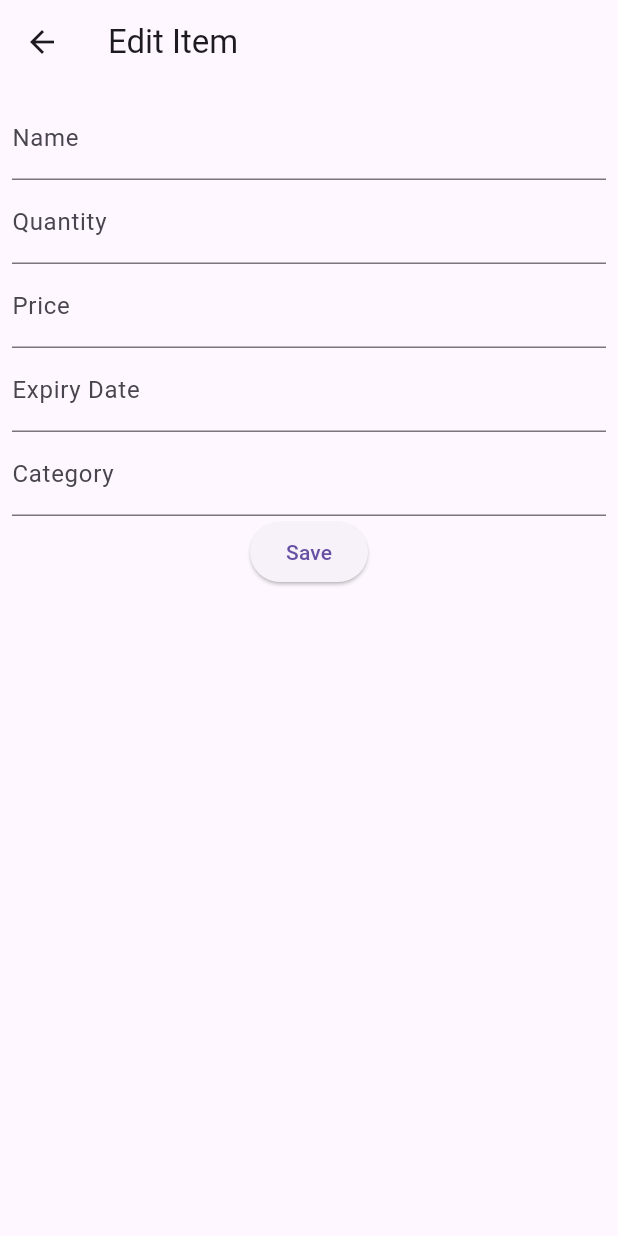
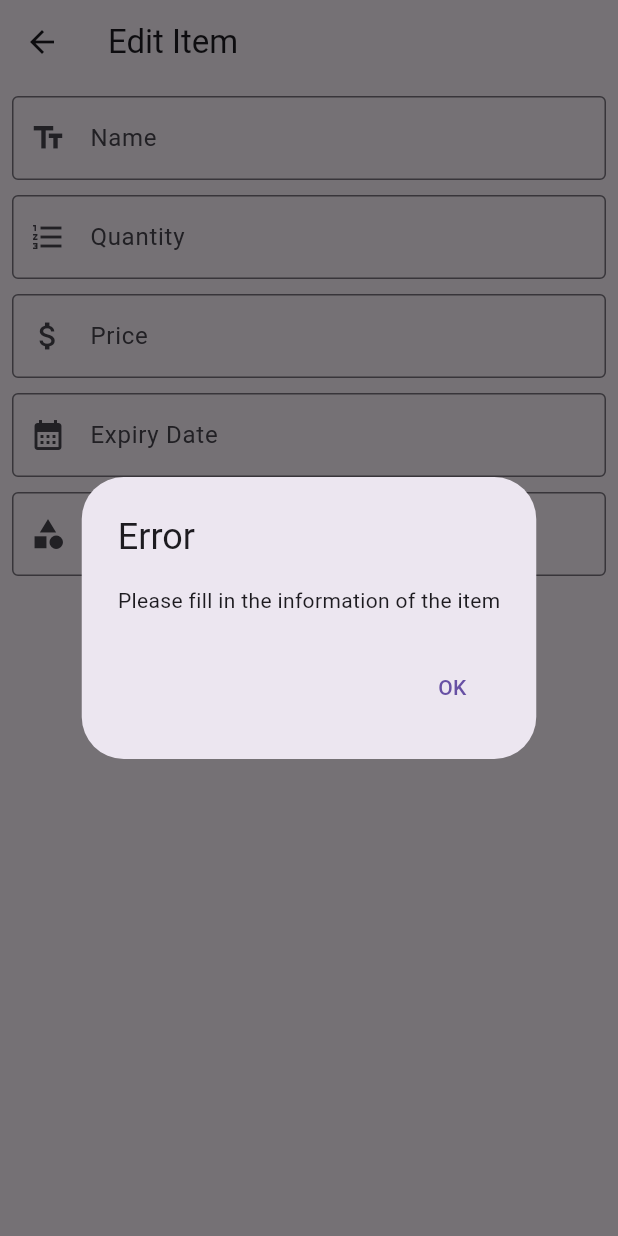
Before and after one commit to HarleyGotardo/SquareMind, a Flutter app: the EditItemPage screen opened directly with empty values, after a tap on "Save", on a phone screen of 412 x 824 dp. Run offline on Flutter 3.47's test engine with Material 3 defaults, Android fonts, the light colour scheme and no system bars; our stand-ins replace sqflite; accounts and stored records are empty.

Commit message:
Improved text field ui in edit item feature, and added constraints.

```diff
--- a/lib/screens/edit_item.dart
+++ b/lib/screens/edit_item.dart
@@ -1,5 +1,7 @@
 import 'package:android_mims_development/services/item_database_helper.dart';
 import 'package:flutter/material.dart';
+import 'package:flutter/services.dart';
+import 'package:intl/intl.dart';
 
 class EditItemPage extends StatefulWidget {
   final Map<String, dynamic> item;
@@ -47,29 +49,127 @@ class _EditItemPageState extends State<EditItemPage> {
         padding: const EdgeInsets.all(8.0),
         child: Column(
           children: <Widget>[
-            TextField(
+            TextFormField(
               controller: nameController,
-              decoration: const InputDecoration(labelText: 'Name'),
+              decoration: const InputDecoration(
+                labelText: 'Name',
+                border: OutlineInputBorder(),
+                prefixIcon: Icon(Icons.text_fields),
+              ),
             ),
-            TextField(
+            const SizedBox(height: 10),
+            TextFormField(
               controller: quantityController,
-              decoration: const InputDecoration(labelText: 'Quantity'),
+              decoration: const InputDecoration(
+                labelText: 'Quantity',
+                border: OutlineInputBorder(),
+                prefixIcon: Icon(Icons.format_list_numbered),
+              ),
+              keyboardType: TextInputType.number,
+              inputFormatters: [
+                FilteringTextInputFormatter.digitsOnly,
+              ],
+              validator: (value) {
+                if (value!.isEmpty) {
+                  return 'Please enter a quantity';
+                }
+                final quantity = int.tryParse(value);
+                if (quantity == null || quantity <= 0) {
+                  return 'Please enter a positive integer';
+                }
+                return null;
+              },
             ),
-            TextField(
+            const SizedBox(height: 10),
+            TextFormField(
               controller: priceController,
-              decoration: const InputDecoration(labelText: 'Price'),
+              decoration: const InputDecoration(
+                labelText: 'Price',
+                border: OutlineInputBorder(),
+                prefixIcon: Icon(Icons.attach_money),
+              ),
+              keyboardType: TextInputType.number,
+              inputFormatters: [
+                FilteringTextInputFormatter.digitsOnly,
+              ],
+              validator: (value) {
+                if (value!.isEmpty) {
+                  return 'Please enter a price';
+                }
+                final price = double.tryParse(value);
+                if (price == null || price <= 0) {
+                  return 'Please enter a positive number';
+                }
+                return null;
+              },
             ),
-            TextField(
-              controller: expiryDateController,
-              decoration: const InputDecoration(labelText: 'Expiry Date'),
+            const SizedBox(height: 10),
+              TextFormField(
+                controller: expiryDateController,
+                decoration: const InputDecoration(
+                  labelText: 'Expiry Date',
+                  border: OutlineInputBorder(),
+                  prefixIcon: Icon(Icons.calendar_month),
+                ),
+                onTap: () async {
+                  DateTime? pickedDate = await showDatePicker(
+                    context: context,
+                    initialDate: DateTime.now(),
+                    firstDate: DateTime(2000),
+                    lastDate: DateTime(2101),
+                  );
+                  if (pickedDate != null) {
+                    setState(() {
+                      expiryDateController.text = DateFormat('yyyy-MM-dd').format(pickedDate);
+                    });
+                  }
+                },
+                validator: (value) {
+                  if (value == null || value.isEmpty) {
+                    return 'Please enter the expiry date';
+                  }
+                  return null;
+                },
             ),
-            TextField(
+            const SizedBox(height: 10),
+            TextFormField(
               controller: categoryController,
-              decoration: const InputDecoration(labelText: 'Category'),
+              decoration: const InputDecoration(
+                labelText: 'Category',
+                border: OutlineInputBorder(),
+                prefixIcon: Icon(Icons.category),
+              ),
             ),
+            const SizedBox(height: 10),
             ElevatedButton(
               child: const Text('Save'),
               onPressed: () async {
+                // Check if any input field is empty
+                if (nameController.text.isEmpty ||
+                    quantityController.text.isEmpty ||
+                    priceController.text.isEmpty ||
+                    expiryDateController.text.isEmpty ||
+                    categoryController.text.isEmpty) {
+                  showDialog(
+                    context: context,
+                    builder: (BuildContext context) {
+                      return AlertDialog(
+                        title: const Text('Error'),
+                        content: const Text('Please fill in the information of the item'),
+                        actions: <Widget>[
+                          TextButton(
+                            child: const Text('OK'),
+                            onPressed: () {
+                              Navigator.of(context).pop();
+                            },
+                          ),
+                        ],
+                      );
+                    },
+                  );
+                  return; // Do not save if any field is empty
+                }
+
                 // Create a new map with the updated values
                 Map<String, dynamic> updatedItem = {
                   'id': widget.item['id'],
--- a/pubspec.yaml
+++ b/pubspec.yaml
@@ -65,9 +65,9 @@ flutter:
   uses-material-design: true
 
   # To add assets to your application, add an assets section, like this:
-  assets:
-    - assets/mind_square.png
-    - assets/square_mind.png
+  # assets:
+  #   - assets/mind_square.png
+  #   - assets/square_mind.png
 
 
   # An image asset can refer to one or more resolution-specific "variants", see
```
